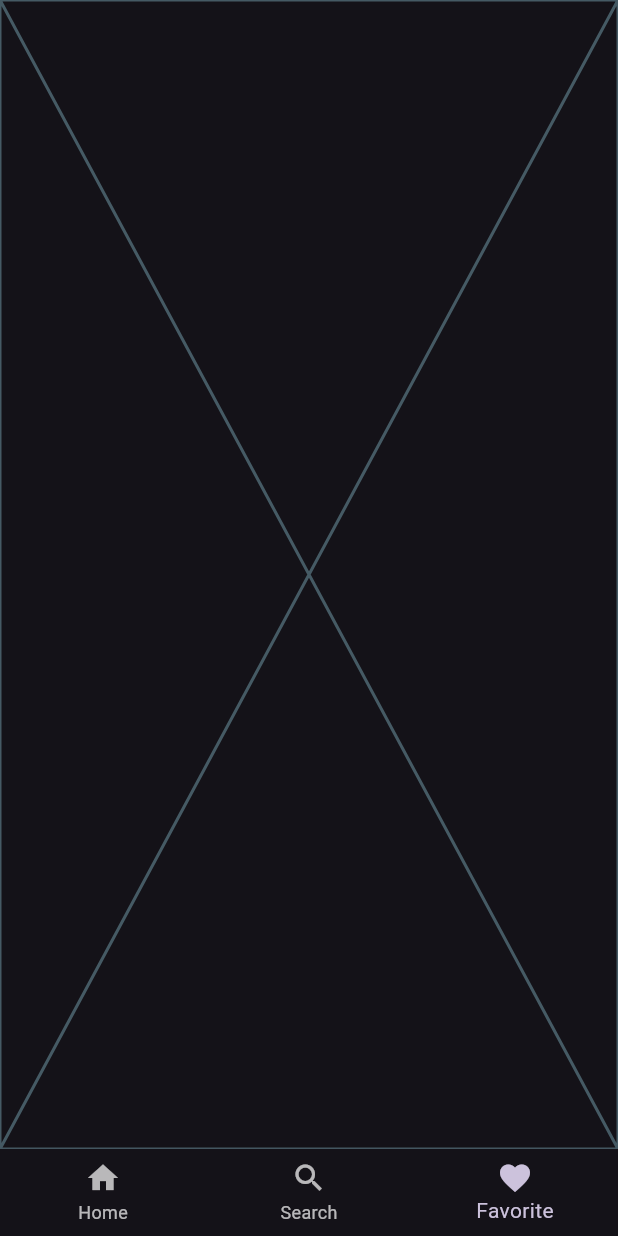
After one commit to SyalsabillaValentisyesa/PAB2, a Flutter app: the MainScreen screen opened directly, item 3 of the bottom bar chosen, on a phone screen of 412 x 824 dp. The commit adds this screen. Run offline on Flutter 3.47's test engine with Material 3 defaults, Android fonts, the phone set to English and light mode, and no system bars; network calls fail.

Commit message:
lanjutt pilem

```diff
--- a/pilem/lib/main.dart
+++ b/pilem/lib/main.dart
@@ -1,5 +1,8 @@
 import 'package:flutter/material.dart';
-import 'package:pilem/screens/home_screen.dart';
+import 'package:pilem/screens/favorite_screen.dart';
+import 'package:pilem/screens/search_screen.dart';
+import 'screens/home_screen.dart';
+import 'screens/detail_screen.dart';
 
 void main() {
   runApp(const MainApp());
@@ -7,7 +10,6 @@ void main() {
 
 class MainApp extends StatelessWidget {
   const MainApp({super.key});
-
   @override
   Widget build(BuildContext context) {
     return MaterialApp(
@@ -17,3 +19,49 @@ class MainApp extends StatelessWidget {
     );
   }
 }
+
+class MainScreen extends StatefulWidget {
+  const MainScreen({super.key});
+
+  @override
+  State<MainScreen> createState() => _MainScreenState();
+}
+
+class _MainScreenState extends State<MainScreen> {
+  int _selectedIndex = 0;
+  final List<Widget> _screen = [
+    HomeScreen(),
+    SearchScreen(),
+    FavoriteScreen(),
+  ];
+
+  void _onItemTapped(int index) {
+    setState(() {
+      _selectedIndex = index;
+    });
+  }
+
+  @override
+  Widget build(BuildContext context) {
+    return Scaffold(
+      body: _screen[_selectedIndex],
+      bottomNavigationBar: BottomNavigationBar(
+          currentIndex: _selectedIndex,
+          onTap: _onItemTapped,
+          items: [
+            BottomNavigationBarItem(
+              icon: Icon(Icons.home),
+              label: 'Home',
+            ),
+            BottomNavigationBarItem(
+              icon: Icon(Icons.search),
+              label: 'Search',
+            ),
+            BottomNavigationBarItem(
+              icon: Icon(Icons.favorite),
+              label: 'Favorite',
+            ),
+          ]),
+    );
+  }
+}
--- /dev/null
+++ b/pilem/lib/screens/favorite_screen.dart
@@ -0,0 +1,15 @@
+import 'package:flutter/material.dart';
+
+class FavoriteScreen extends StatefulWidget {
+  const FavoriteScreen({super.key});
+
+  @override
+  State<FavoriteScreen> createState() => _FavoriteScreenState();
+}
+
+class _FavoriteScreenState extends State<FavoriteScreen> {
+  @override
+  Widget build(BuildContext context) {
+    return const Placeholder();
+  }
+}
```
Also changed, not shown: pilem/lib/screens/search_screen.dart (added, +101 -0 lines), pilem/lib/sevies/api_services.dart (+8 -0 lines).
